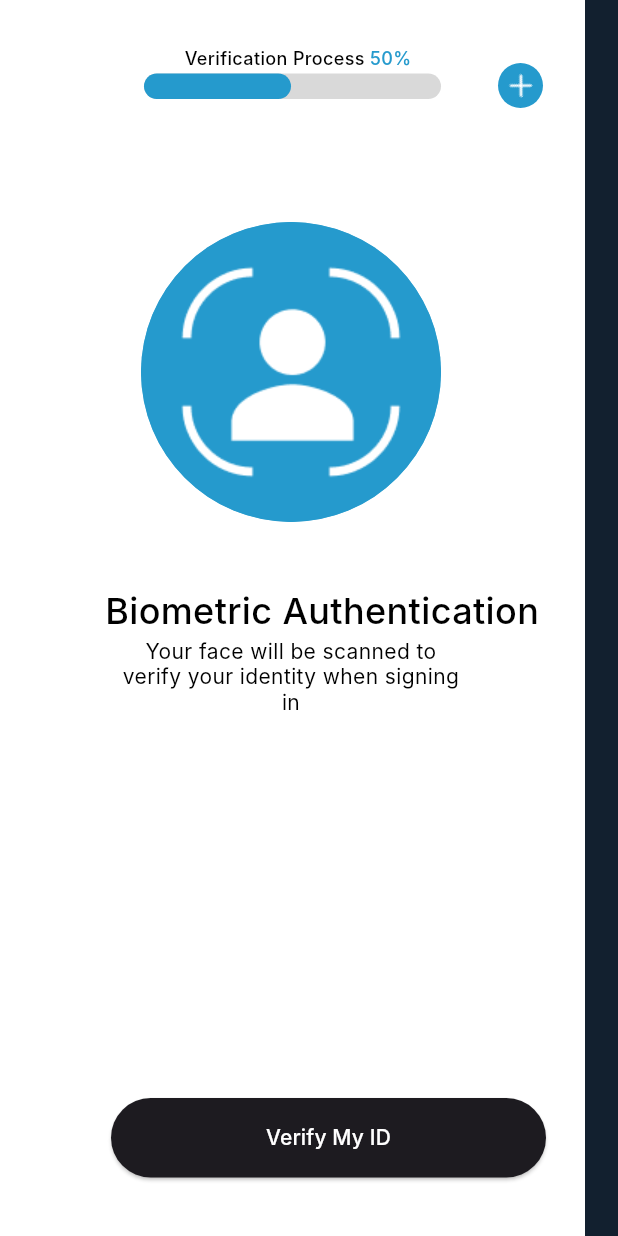
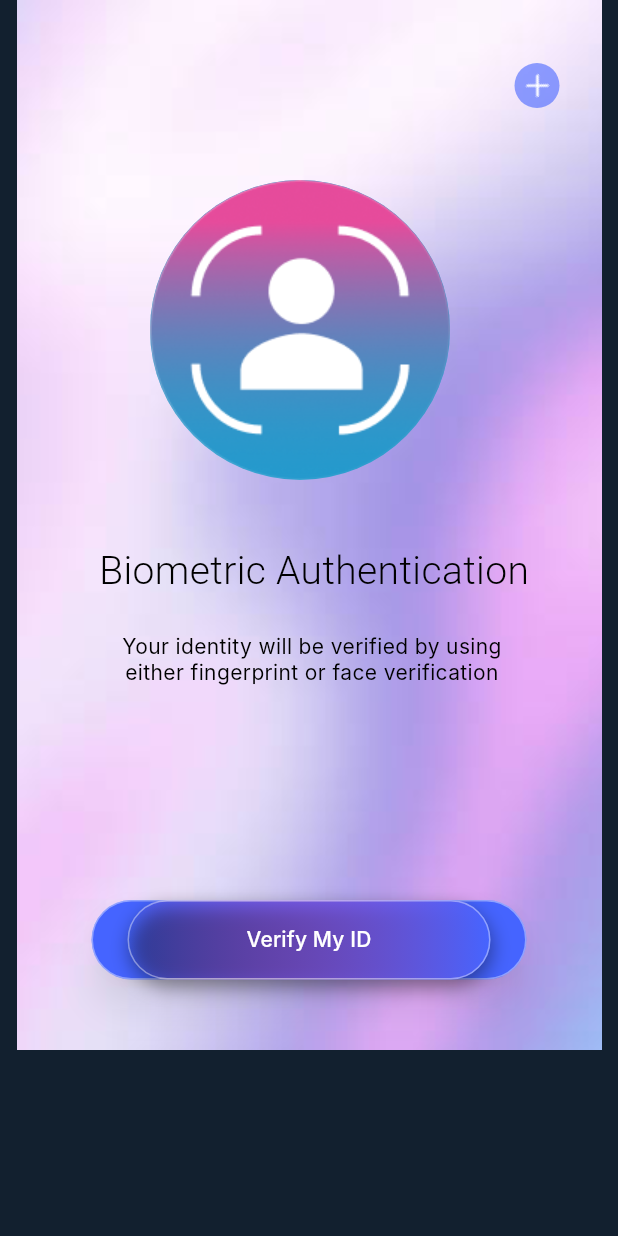
Before and after one commit to pratyush-1327/Cardify, a Flutter app: the AuthScreen screen opened by its route, on a phone screen of 412 x 824 dp. Run offline on Flutter 3.47's test engine with Material 3 defaults, Android fonts, the phone set to English and light mode, and no system bars; our stand-ins replace carousel_slider, firebase_auth, firebase_core, local_auth, responsive_sizer; accounts and stored records are empty; Roboto replaces fonts that are missing (Inter).

Commit message:
general changes

```diff
--- a/lib/authdone_screen.dart
+++ b/lib/authdone_screen.dart
@@ -0,0 +1,54 @@
+import 'package:cardify/components/elevatedbtn.dart';
+import 'package:flutter/material.dart';
+
+class FaceDone extends StatelessWidget {
+  const FaceDone({super.key});
+
+  @override
+  Widget build(BuildContext context) {
+    return Scaffold(
+      body: ListView(
+        children: [Material(
+          child: Container(
+            decoration: const BoxDecoration(
+            image: DecorationImage(
+              image: AssetImage('assets/bg2.png'),
+              fit: BoxFit.cover,
+            ),
+          ),
+            child:
+            Column(
+              crossAxisAlignment:  CrossAxisAlignment.center,
+              children:  [
+                Container(
+                  margin:  const EdgeInsets.fromLTRB(258, 0, 0, 224),
+                  width:  30,
+                  height:  30,
+                  child:
+                  Image.asset('assets/cross.png',
+                    width:  30,
+                    height:  30,
+                  ),
+                ),
+                Container(
+                  margin:  const EdgeInsets.fromLTRB(0, 0, 50, 300),
+                  width:  136,
+                  height:  136,
+                  child:
+                  Image.asset('assets/authdone.png',
+                    width:  136,
+                    height:  136,
+                  ),
+                ),
+                CustomElevatedButton(
+                  onPressed:(){},
+                  text:'Done'
+                  ),
+              ],
+            ),
+          ),
+        ),
+      ]),
+    );
+  }
+}
--- a/lib/authscreen.dart
+++ b/lib/authscreen.dart
@@ -1,3 +1,4 @@
+import 'package:cardify/components/elevatedbtn.dart';
 import 'package:flutter/material.dart';
 import 'package:flutter/services.dart';
 import 'package:local_auth/local_auth.dart';
@@ -38,90 +39,24 @@ class _AuthScreenState extends State<AuthScreen> {
   @override
   Widget build(BuildContext context) {
     return Scaffold(
-      body: SingleChildScrollView(
-        child: Column(
+      body: ListView(
+        children: [Column(
           children: [
             Container(
               width: 390,
-              height: 844,
+              height: 700,
               clipBehavior: Clip.antiAlias,
-              decoration: const BoxDecoration(color: Colors.white),
+              decoration: const BoxDecoration(
+            image: DecorationImage(
+              image: AssetImage('assets/bg2.png'),
+              fit: BoxFit.cover,
+            ),
+          ),
               child: Stack(
                 children: [
                   Positioned(
-                    left: 96,
-                    top: 49,
-                    child: SizedBox(
-                      width: 198,
-                      height: 17,
-                      child: Stack(
-                        children: [
-                          Positioned(
-                            left: 0,
-                            top: 0,
-                            child: Container(
-                              width: 198,
-                              height: 17,
-                              decoration: ShapeDecoration(
-                                color: const Color(0xFFD9D9D9),
-                                shape: RoundedRectangleBorder(
-                                  borderRadius: BorderRadius.circular(20),
-                                ),
-                              ),
-                            ),
-                          ),
-                          Positioned(
-                            left: 0,
-                            top: 0,
-                            child: Container(
-                              width: 98,
-                              height: 17,
-                              decoration: ShapeDecoration(
-                                color: const Color(0xFF259ACD),
-                                shape: RoundedRectangleBorder(
-                                  borderRadius: BorderRadius.circular(20),
-                                ),
-                              ),
-                            ),
-                          ),
-                        ],
-                      ),
-                    ),
-                  ),
-                  const Positioned(
-                    left: 123,
-                    top: 31,
-                    child: Text.rich(
-                      TextSpan(
-                        children: [
-                          TextSpan(
-                            text: 'Verification Process ',
-                            style: TextStyle(
-                              color: Colors.black,
-                              fontSize: 12,
-                              fontFamily: 'Inter',
-                              fontWeight: FontWeight.w500,
-                              height: 0,
-                            ),
-                          ),
-                          TextSpan(
-                            text: '50%',
-                            style: TextStyle(
-                              color: Color(0xFF259ACD),
-                              fontSize: 12,
-                              fontFamily: 'Inter',
-                              fontWeight: FontWeight.w500,
-                              height: 0,
-                            ),
-                          ),
-                        ],
-                      ),
-                      textAlign: TextAlign.center,
-                    ),
-                  ),
-                  Positioned(
-                    left: 94,
-                    top: 148,
+                    left: 89,
+                    top: 120,
                     child: SizedBox(
                       width: 200,
                       height: 200,
@@ -139,7 +74,7 @@ class _AuthScreenState extends State<AuthScreen> {
                               ),
                               child: ClipOval(
                                 child: Image.asset(
-                                  'assets/face.png',
+                                  'assets/face_2.png',
                                   width: 200,
                                   height: 200,
                                   fit: BoxFit.cover,
@@ -152,26 +87,26 @@ class _AuthScreenState extends State<AuthScreen> {
                     ),
                   ),
                   const Positioned(
-                    left: 70,
-                    top: 393,
+                    left: 55,
+                    top: 365,
                     child: Text(
                       'Biometric Authentication',
                       style: TextStyle(
                         color: Colors.black,
-                        fontSize: 24,
-                        fontFamily: 'Inter',
-                        fontWeight: FontWeight.w500,
+                        fontSize: 26,
+                        fontFamily: 'Roboto',
+                        fontWeight: FontWeight.w300,
                         height: 0,
                       ),
                     ),
                   ),
                   const Positioned(
-                    left: 77,
-                    top: 425,
+                    left: 62,
+                    top: 422,
                     child: SizedBox(
-                      width: 234,
+                      width: 270,
                       child: Text(
-                        'Your face will be scanned to verify your identity when signing in',
+                        'Your identity will be verified by using either fingerprint or face verification',
                         textAlign: TextAlign.center,
                         style: TextStyle(
                           color: Colors.black,
@@ -184,32 +119,11 @@ class _AuthScreenState extends State<AuthScreen> {
                     ),
                   ),
                   Positioned(
-                    left: 74,
-                    top: 732,
-                    child: ElevatedButton(
+                    left: 50,
+                    top: 600,
+                    child: CustomElevatedButton(
                       onPressed: _authenticate,
-                      style: ElevatedButton.styleFrom(
-                        foregroundColor:
-                            const Color(0xFF259ACD), // Button color
-                        shape: RoundedRectangleBorder(
-                          borderRadius: BorderRadius.circular(40),
-                        ),
-                      ),
-                      child: Container(
-                        width: 242,
-                        height: 53,
-                        alignment: Alignment.center,
-                        child: const Text(
-                          'Verify My ID',
-                          textAlign: TextAlign.center,
-                          style: TextStyle(
-                            color: Colors.white,
-                            fontSize: 14,
-                            fontFamily: 'Inter',
-                            fontWeight: FontWeight.w500,
-                          ),
-                        ),
-                      ),
+                      text: 'Verify My ID',
                     ),
                   ),
                   Positioned(
@@ -219,7 +133,7 @@ class _AuthScreenState extends State<AuthScreen> {
                       width: 30,
                       height: 30,
                       decoration: const ShapeDecoration(
-                        color: Color(0xFF259ACD),
+                        color: Color(0x994564FF),
                         shape: OvalBorder(),
                       ),
                     ),
@@ -253,7 +167,7 @@ class _AuthScreenState extends State<AuthScreen> {
             ),
           ],
         ),
-      ),
+      ]),
     );
   }
 }
--- /dev/null
+++ b/lib/components/elevatedbtn.dart
@@ -0,0 +1,76 @@
+import 'package:flutter/material.dart';
+
+class CustomElevatedButton extends StatelessWidget {
+  final VoidCallback onPressed;
+  final String text;
+
+  const CustomElevatedButton({
+    Key? key,
+    required this.onPressed,
+    required this.text,
+  }) : super(key: key);
+
+  @override
+  Widget build(BuildContext context) {
+    return ElevatedButton(
+      onPressed: onPressed,
+      style: ButtonStyle(
+        backgroundColor: MaterialStateProperty.resolveWith<Color>((Set<MaterialState> states) {
+          // Provide a default color if null is returned
+          return const Color(0xFF4564FF);
+        }),
+        overlayColor: MaterialStateProperty.resolveWith<Color>((Set<MaterialState> states) {
+          // Provide a default overlay color if null is returned
+          return Colors.white.withOpacity(0.2);
+        }),
+        elevation: MaterialStateProperty.all<double>(10),
+        shadowColor: MaterialStateProperty.all<Color>(const Color(0x66000000)),
+        shape: MaterialStateProperty.all<RoundedRectangleBorder>(
+          RoundedRectangleBorder(
+            borderRadius: BorderRadius.circular(40),
+            side: BorderSide(
+              width: 1,
+              color: Colors.white.withOpacity(0.4),
+            ),
+          ),
+        ),
+      ),
+      child: Container(
+        width: 242,
+        height: 53,
+        decoration: BoxDecoration(
+          gradient: const LinearGradient(
+            begin: Alignment(1.00, -0.05),
+            end: Alignment(-1, 0.05),
+            colors: [Color(0xFF4564FF), Color(0x00FF3FA2)],
+          ),
+          borderRadius: BorderRadius.circular(40),
+          border: Border.all(
+            width: 1,
+            color: Colors.white.withOpacity(0.4),
+          ),
+          boxShadow: const [
+            BoxShadow(
+              color: Color(0x66000000),
+              blurRadius: 10,
+              offset: Offset(1, 5),
+              spreadRadius: 0,
+            ),
+          ],
+        ),
+        child: Center(
+          child: Text(
+            text,
+            textAlign: TextAlign.center,
+            style: const TextStyle(
+              color: Colors.white,
+              fontSize: 14,
+              fontFamily: 'Inter',
+              fontWeight: FontWeight.w500,
+            ),
+          ),
+        ),
+      ),
+    );
+  }
+}
--- a/lib/main.dart
+++ b/lib/main.dart
@@ -1,3 +1,4 @@
+import 'package:cardify/authdone_screen.dart';
 import 'package:cardify/authscreen.dart';
 import 'package:cardify/components/Layout.dart';
 import 'package:cardify/firebase_options.dart';
@@ -37,6 +38,7 @@ class MyApp extends StatelessWidget {
           '/': (context) => const LoginScreen(),
           '/home': (context) => const Layout(),
           '/register':(context) => const RegisterScreen(),
+          '/authdone':(context) => const FaceDone(),
         },
       ),
     );
--- a/lib/register_screen.dart
+++ b/lib/register_screen.dart
@@ -1,3 +1,4 @@
+import 'package:cardify/components/elevatedbtn.dart';
 import 'package:flutter/material.dart';
 import 'package:flutter/services.dart';
 
@@ -10,11 +11,16 @@ class RegisterScreen extends StatelessWidget {
     return MaterialApp(
       title: 'Register Screen',
       home: Scaffold(
-        appBar: AppBar(
-        ),
-        body: const RegisterForm(),
+        body: Container(
+          decoration: const BoxDecoration(
+            image: DecorationImage(
+              image: AssetImage('assets/bg2.png'),
+              fit: BoxFit.cover,
+            ),
+          ),
+          child: const RegisterForm(),
       ),
-    );
+    ));
   }
 }
 
@@ -153,7 +159,7 @@ class _RegisterFormState extends State<RegisterForm> {
               },
             ),
             const SizedBox(height: 20),
-            ElevatedButton(
+            CustomElevatedButton(
               onPressed: () {
                 if (_formKey.currentState!.validate()) {
                   _formKey.currentState!.save();
@@ -161,7 +167,7 @@ class _RegisterFormState extends State<RegisterForm> {
                   // For example, submit it to an API or store it locally
                 }
               },
-              child: const Text('Register'),
+              text: 'Verify My ID',
             ),
           ],
         ),
```
Also changed, not shown: assets/authdone.png (added), assets/cross.png (added), assets/face_2.png (added).
